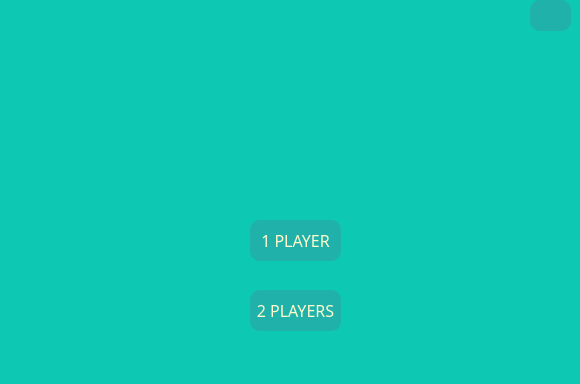
This is GUI_TICTACTOE/GUI_MODE.ui in Denzaro/TIC-TAC-TOE-game as Qt 5 draws it before an edit. The edited form follows.
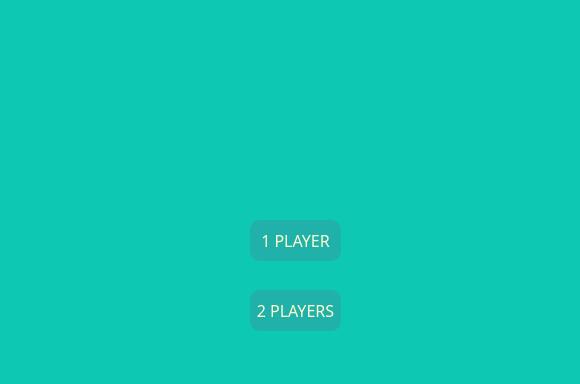
This is the edited form. Icons and pictures are not drawn.

Commit message: update back button feature

Patch:
```diff
--- a/GUI_TICTACTOE/GUI_MODE.ui
+++ b/GUI_TICTACTOE/GUI_MODE.ui
@@ -185,43 +185,6 @@
      <string>2 PLAYERS</string>
     </property>
    </widget>
-   <widget class="QLabel" name="label_8">
-    <property name="geometry">
-     <rect>
-      <x>520</x>
-      <y>0</y>
-      <width>51</width>
-      <height>31</height>
-     </rect>
-    </property>
-    <property name="styleSheet">
-     <string notr="true">border-image: url(:/myimage/image/shadow.png);
-border-image: url(:/myimage/image/shadow.png);
-border-radius: 10px;</string>
-    </property>
-    <property name="text">
-     <string/>
-    </property>
-   </widget>
-   <widget class="QPushButton" name="sound_3">
-    <property name="geometry">
-     <rect>
-      <x>530</x>
-      <y>0</y>
-      <width>41</width>
-      <height>31</height>
-     </rect>
-    </property>
-    <property name="styleSheet">
-     <string notr="true">background-color: rgb(32,178,170);
-border-radius: 10px;
-border-image: url(:/myimage/image/sound_on.png);
-</string>
-    </property>
-    <property name="text">
-     <string/>
-    </property>
-   </widget>
   </widget>
   <widget class="QMenuBar" name="menubar">
    <property name="geometry">
```
The commit also changes 23 other files.
